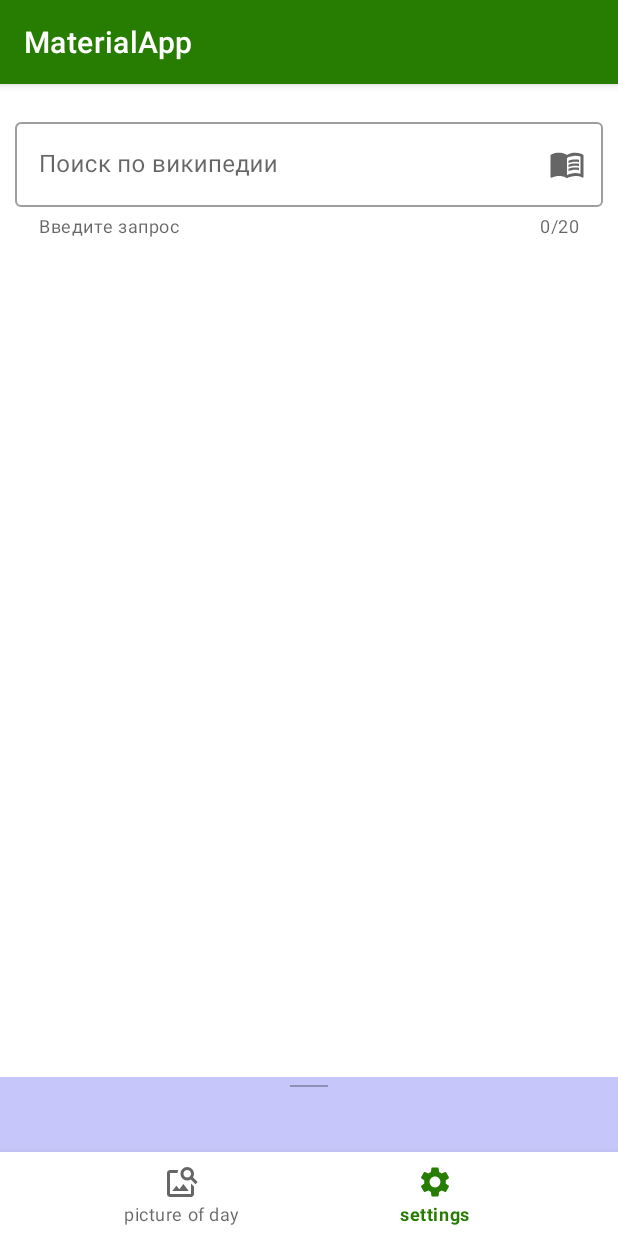
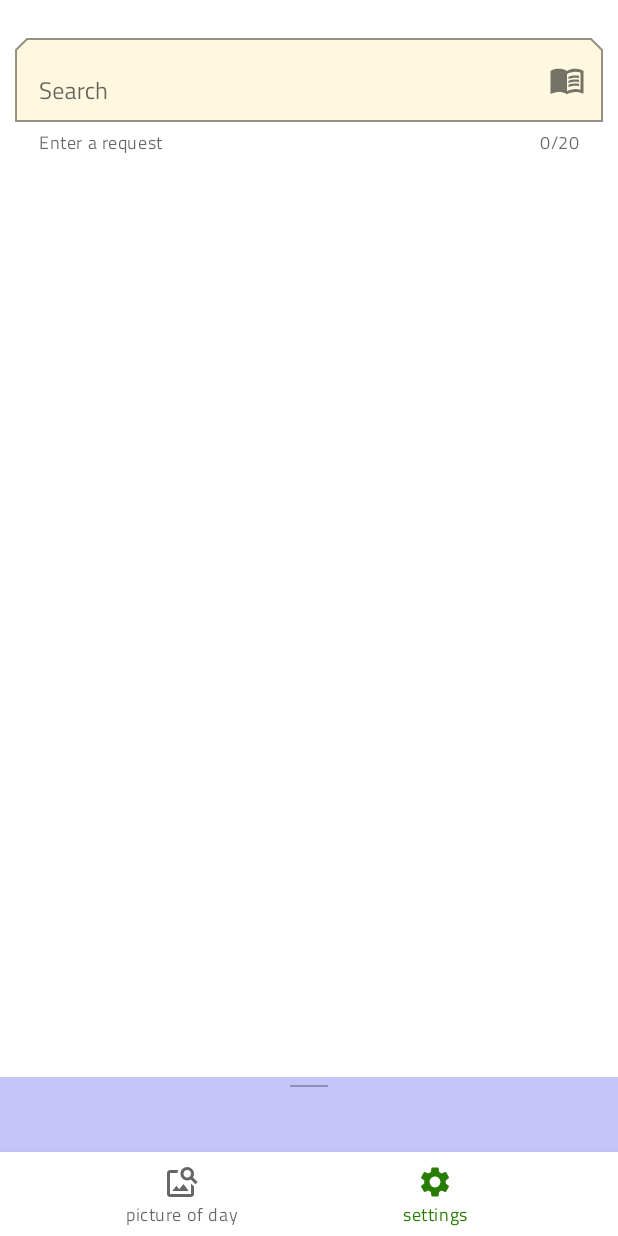
Before and after one commit to ChernovPavel/MaterialApp, an Android app: the fragment MainFragment placed in its activity, on a phone screen of 412 x 824 dp. Run offline under Robolectric (Android 15) with nearby library versions, the phone set to English and light mode, and no system bars; pictures from the network do not load.

Commit message:
добавил кастомный шрифт поменял стили кнопок / полей ввода

```diff
--- /dev/null
+++ b/app/src/main/res/color/text_field_background.xml
@@ -0,0 +1,6 @@
+<?xml version="1.0" encoding="utf-8"?>
+<selector xmlns:android="http://schemas.android.com/apk/res/android">
+    <item android:alpha="0.66" android:color="?attr/colorSecondary" android:state_hovered="true" />
+    <item android:alpha="0.04" android:color="?attr/colorSecondary" android:state_enabled="false" />
+    <item android:alpha="0.12" android:color="?attr/colorSecondary" />
+</selector>
--- a/app/src/main/res/layout/fragment_main.xml
+++ b/app/src/main/res/layout/fragment_main.xml
@@ -14,8 +14,8 @@
 
         <com.google.android.material.textfield.TextInputLayout
             android:id="@+id/input_layout"
-            style="@style/Widget.MaterialComponents.TextInputLayout.OutlinedBox"
             android:layout_width="0dp"
+            app:boxBackgroundMode="outline"
             android:layout_height="wrap_content"
             android:hint="@string/search_wiki"
             app:counterEnabled="true"
--- a/app/src/main/res/values/strings.xml
+++ b/app/src/main/res/values/strings.xml
@@ -1,9 +1,9 @@
 <resources>
     <string name="app_name">MaterialApp</string>
-    <string name="search_wiki">Поиск по википедии</string>
-    <string name="wiki_helper_text">Введите запрос</string>
-    <string name="photo_of_the_day_stub">Фото дня</string>
-    <string name="network_error">Ошибка сети</string>
+    <string name="search_wiki">Search</string>
+    <string name="wiki_helper_text">Enter a request</string>
+    <string name="photo_of_the_day_stub">Picture of the day</string>
+    <string name="network_error">Network error</string>
     <string name="bottom_menu_settings">settings</string>
     <string name="bottom_menu_pic_of_day">picture of day</string>
     <string name="btn_green_theme">Green Theme</string>
--- a/app/src/main/res/values/themes.xml
+++ b/app/src/main/res/values/themes.xml
@@ -1,6 +1,6 @@
 <resources xmlns:tools="http://schemas.android.com/tools">
     <!-- Base application theme. -->
-    <style name="AppTheme" parent="Theme.MaterialComponents.DayNight.DarkActionBar">
+    <style name="AppTheme" parent="Theme.MaterialComponents.Light.NoActionBar">
         <!-- Primary brand color. -->
         <item name="colorPrimary">?colorPrimaryTheme</item>
         <item name="colorPrimaryVariant">?colorPrimaryVariantTheme</item>
@@ -12,6 +12,13 @@
         <!-- Status bar color. -->
         <item name="android:statusBarColor" tools:targetApi="l">?attr/colorPrimaryVariant</item>
         <!-- Customize your theme here. -->
+        <item name="fontFamily">@font/titillium_web_regular</item>
+        <item name="android:fontFamily">@font/titillium_web_regular</item>
+        <item name="android:textAllCaps">false</item>
+        <item name="textInputStyle">@style/AppTextField</item>
+        <item name="shapeAppearanceSmallComponent">@style/AppShapeAppearance.SmallComponent</item>
+        <item name="shapeAppearanceMediumComponent">@style/AppShapeAppearance.MediumComponent</item>
+        <item name="shapeAppearanceLargeComponent">@style/AppShapeAppearance.LargeComponent</item>
     </style>
 
     <style name="AppTheme.GreenTheme">
@@ -27,4 +34,24 @@
         <item name="colorSecondaryTheme">@color/blue</item>
         <item name="colorSecondaryVariantTheme">@color/dark_blue</item>
     </style>
+
+    <style name="AppTextField" parent="Widget.MaterialComponents.TextInputLayout.FilledBox">
+        <item name="boxBackgroundColor">@color/text_field_background</item>
+    </style>
+
+    <style name="AppShapeAppearance.SmallComponent" parent="ShapeAppearance.MaterialComponents.SmallComponent">
+        <item name="cornerFamily">cut</item>
+        <item name="cornerSize">8dp</item>
+    </style>
+
+    <style name="AppShapeAppearance.MediumComponent" parent="ShapeAppearance.MaterialComponents.MediumComponent">
+        <item name="cornerFamily">cut</item>
+        <item name="cornerSize">8dp</item>
+    </style>
+
+    <style name="AppShapeAppearance.LargeComponent" parent="ShapeAppearance.MaterialComponents.LargeComponent">
+        <item name="cornerFamily">cut</item>
+        <item name="cornerSize">16dp</item>
+    </style>
+
 </resources>
```
Also changed, not shown: app/src/main/res/font/titillium_web_regular.ttf (added).
